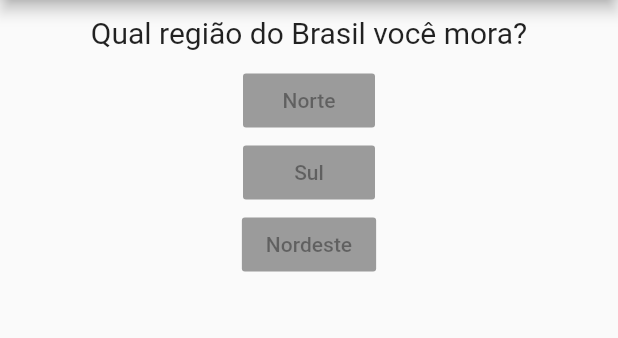
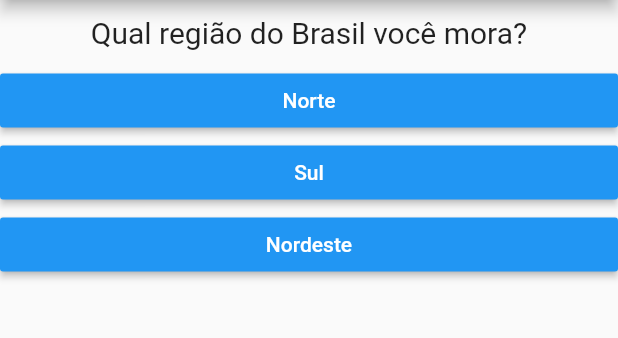
Before and after one commit to MoellerDoug/projeto_perguntas, a Flutter app: the screen it shows after launch, on a phone screen of 412 x 824 dp, the part 84-422 px from its top. Run offline on Flutter 3.47's test engine with Material 2 defaults, Android fonts, the phone set to English and light mode, and no system bars.

Commit message:
- Adicionado style no componente resposta; - Passando função de resposta por parâmetro;

```diff
--- a/lib/main.dart
+++ b/lib/main.dart
@@ -31,9 +31,9 @@ class _PerguntaAppState extends State<PerguntaApp> {
           body: Column(
             children: <Widget>[
               Questao(perguntas[_perguntaSelecionada]),
-              Resposta('Norte'),
-              Resposta('Sul'),
-              Resposta('Nordeste'),
+              Resposta('Norte', _responder),
+              Resposta('Sul', _responder),
+              Resposta('Nordeste', _responder),
             ],
           ),
         )
--- a/lib/resposta.dart
+++ b/lib/resposta.dart
@@ -4,18 +4,24 @@ import 'package:flutter/material.dart';
 class Resposta extends StatelessWidget {
 
   final String resposta;
+  final void Function() onSelected;
 
-  Resposta(this.resposta);
+  Resposta(this.resposta, this.onSelected);
 
   @override
   Widget build(BuildContext context) {
-    return RaisedButton(
-      child: Text(
-        resposta,
-        style: TextStyle(fontSize: 14),
-        textAlign: TextAlign.center,
+    return Container(
+      width: double.infinity,
+      child: RaisedButton(
+        textColor: Colors.white,
+        color: Colors.blue,
+        child: Text(
+          resposta,
+          style: TextStyle(fontSize: 14),
+          textAlign: TextAlign.center,
+        ),
+        onPressed: onSelected,
       ),
-      onPressed: null,
     );
   }
 }
```
